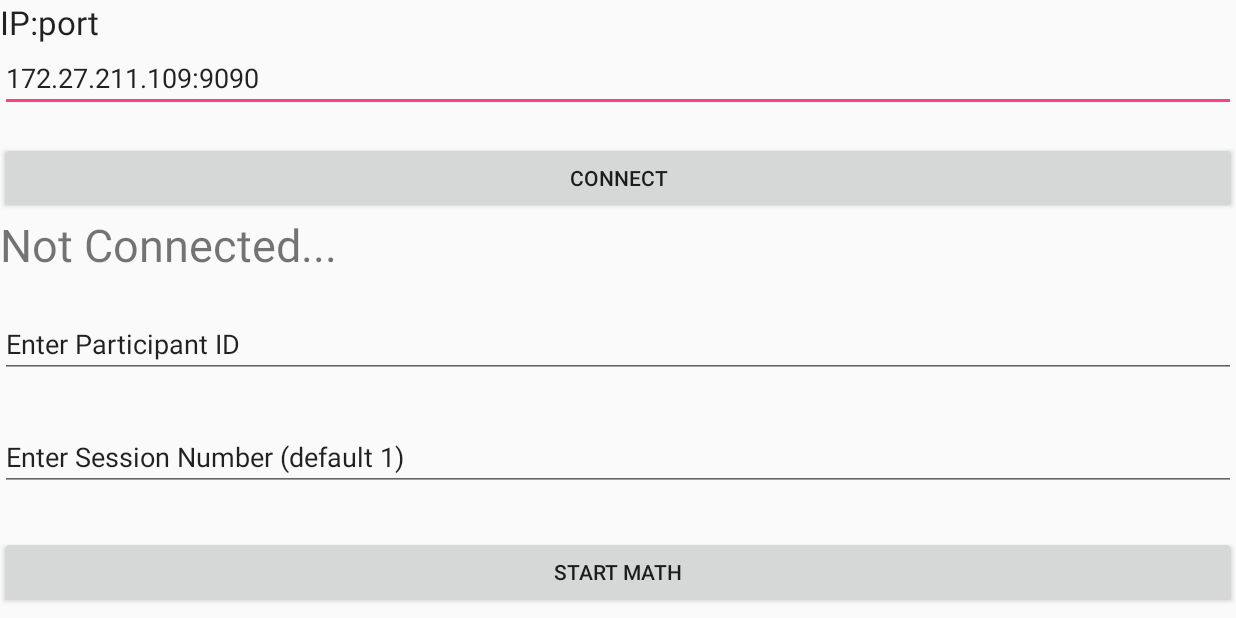
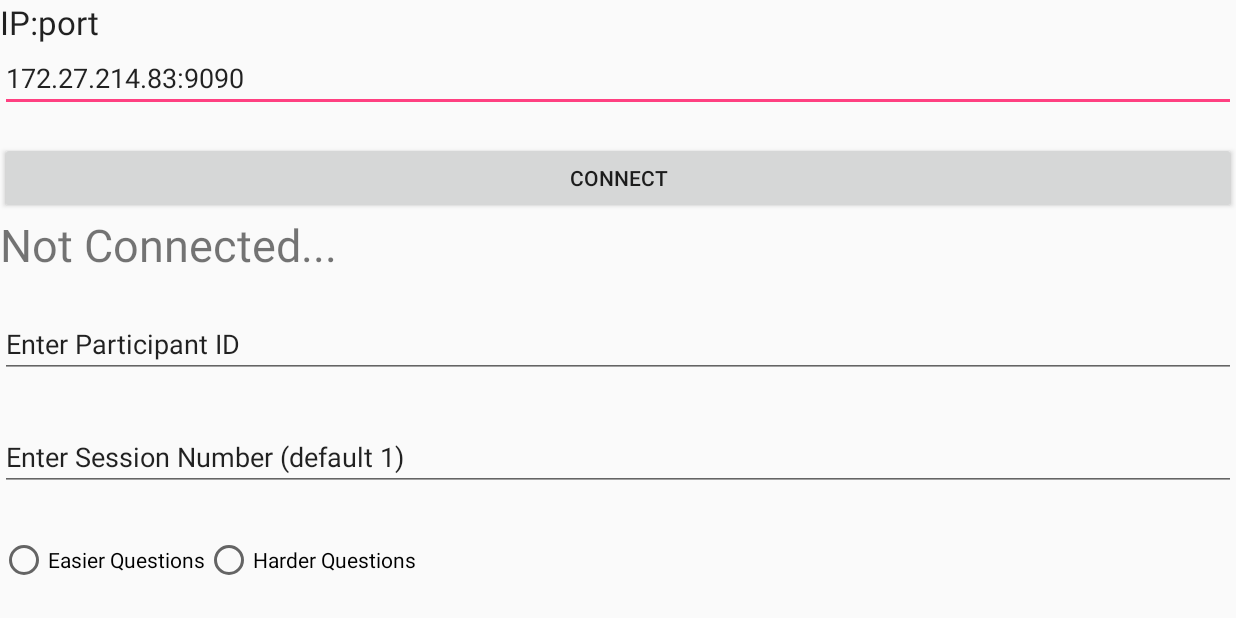
Before and after one commit to ScazLab/nao_tutoring_behavior_tablet_app_with_gradle, an Android app: the screen it shows after launch (MainActivity), on a phone screen of 824 x 412 dp (held sideways). Run offline under Robolectric (Android 15) with nearby library versions, the phone set to English and light mode, and no system bars.

Commit message:
added radio buttons for different difficulty levels, added completion screen and added timing elements in to track total session time and individual attempt duration

```diff
--- a/app/src/main/AndroidManifest.xml
+++ b/app/src/main/AndroidManifest.xml
@@ -33,6 +33,11 @@
             android:label="@string/title_activity_tic_tac_toe"
             android:screenOrientation="landscape"
             android:theme="@style/AppTheme.NoActionBar" />
+        <activity
+            android:name=".Completed"
+            android:label="@string/title_activity_completed"
+            android:screenOrientation="landscape"
+            android:theme="@style/AppTheme.NoActionBar" />
     </application>
 
 </manifest>
--- a/app/src/main/res/layout/start_screen.xml
+++ b/app/src/main/res/layout/start_screen.xml
@@ -66,6 +66,34 @@
         android:text="Enter Session Number (default 1)"
         android:layout_marginBottom="30dp" />
 
+    <RadioGroup
+        android:layout_width="562dp"
+        android:layout_height="128dp"
+        android:layout_row="4"
+        android:layout_column="1"
+        android:orientation="horizontal"
+        android:id="@+id/DifficultyRG">
+
+        <RadioButton
+            android:layout_width="wrap_content"
+            android:layout_height="wrap_content"
+            android:text="Easier Questions"
+            android:id="@+id/easierRB"
+            android:layout_row="4"
+            android:layout_column="1"
+            android:checked="false"
+            android:onClick="onRadioButtonClicked"/>
+
+        <RadioButton
+            android:layout_width="wrap_content"
+            android:layout_height="wrap_content"
+            android:text="Harder Questions"
+            android:id="@+id/harderRB"
+            android:checked="false"
+            android:onClick="onRadioButtonClicked"/>
+
+    </RadioGroup>
+
 
     <Button
         android:layout_width="match_parent"
--- a/app/src/main/res/values/strings.xml
+++ b/app/src/main/res/values/strings.xml
@@ -4,6 +4,7 @@
     <string name="title_activity_break">BreakActivity</string>
     <string name="title_activity_math_control">MathControl</string>
     <string name="title_activity_tic_tac_toe">TicTacToeActivity</string>
+    <string name="title_activity_completed">Completed</string>
 
     <string name="tic_tac_toe">Tic-Tac-Toe</string>
     <string name="return_to_tutoring_session">Return to tutoring session</string>
```
Also changed, not shown: app/src/main/java/tutoringproject/behaviors/Completed.java (added, +17 -0 lines), app/src/main/java/tutoringproject/behaviors/MainActivity.java (+32 -7 lines), app/src/main/java/tutoringproject/behaviors/QuestionActivity.java (+75 -9 lines), app/src/main/java/tutoringproject/behaviors/TimeWatch.java (added, +41 -0 lines), app/src/main/res/layout/completed.xml (added, +16 -0 lines).
